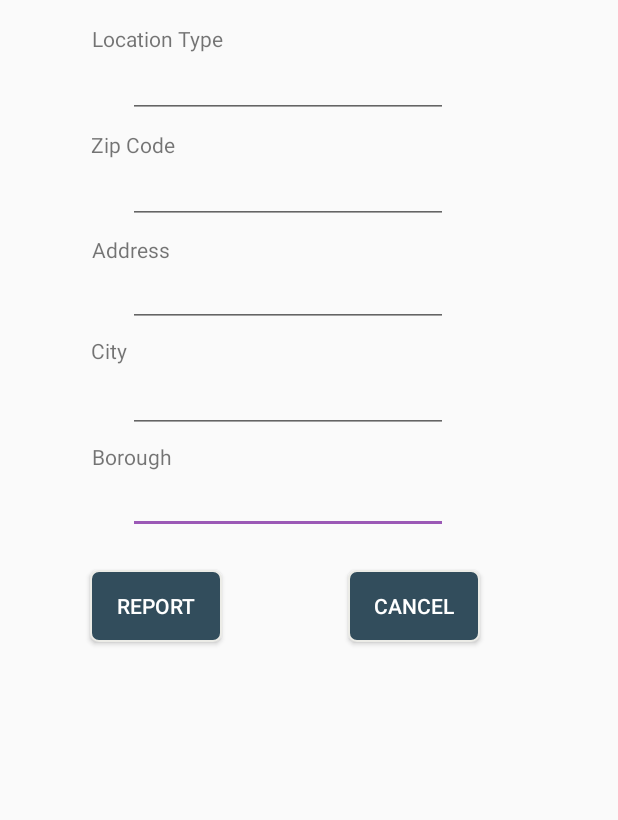
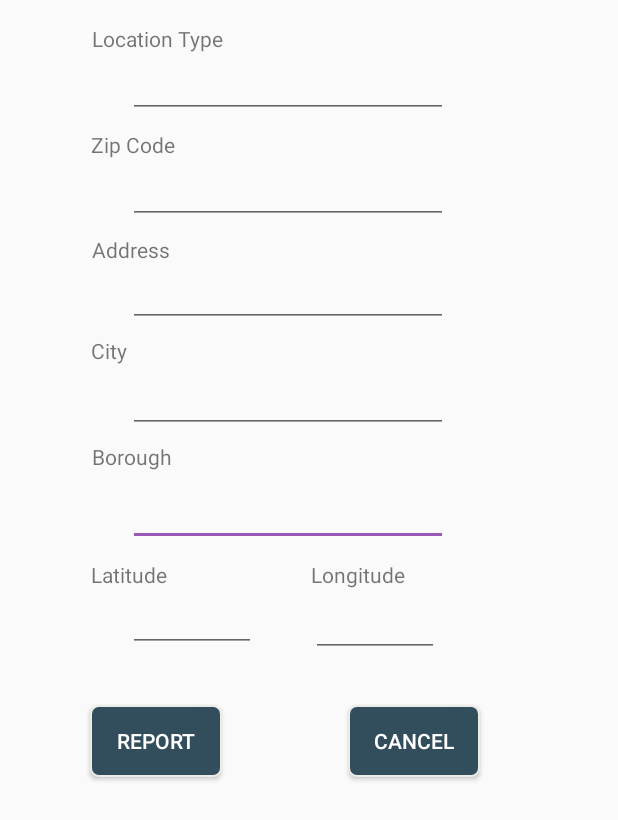
Before and after one commit to patrikperko/M1, an Android app: the layout activity_report__fragment.xml on its own in the app's theme, with its tools: preview values and no code run, on a phone screen of 412 x 824 dp. Shown: the top 820 px of the screen. Run offline under Robolectric (Android 15) with nearby library versions, the phone set to English and light mode, and no system bars.

Commit message:
latitude longtitude

```diff
--- a/app/src/main/res/layout/activity_report__fragment.xml
+++ b/app/src/main/res/layout/activity_report__fragment.xml
@@ -17,7 +17,7 @@
         android:layout_below="@+id/textView11"
         android:layout_centerHorizontal="true"
         android:layout_marginLeft="0dp"
-        android:layout_marginTop="22dp"
+        android:layout_marginTop="30dp"
         android:ems="10"
         android:inputType="textEmailAddress"
         app:layout_constraintHorizontal_bias="0.0"
@@ -155,6 +155,51 @@
         app:layout_constraintTop_toBottomOf="@+id/address"
         android:layout_marginLeft="0dp"
         app:layout_constraintLeft_toLeftOf="@+id/textView16" />
+    <TextView
+        android:id = "@+id/latitudetextview"
+        android:layout_width="wrap_content"
+        android:layout_height="wrap_content"
+        android:text = "Latitude"
+        android:layout_below="@+id/borough"
+        app:layout_constraintTop_toBottomOf="@+id/borough"
+        tools:layout_editor_absoluteX="60dp"
+        android:layout_marginTop="9dp"
+        app:layout_constraintLeft_toLeftOf="@+id/textView20"
+        />
+    <EditText
+        android:id = "@+id/latitude"
+        android:layout_width="wrap_content"
+        android:layout_height="wrap_content"
+        android:layout_below = "@+id/latitudetextview"
+        app:layout_constraintRight_toRightOf="parent"
+        android:layout_marginTop="25dp"
+        app:layout_constraintTop_toBottomOf="@+id/borough"
+        android:layout_marginLeft="0dp"
+        app:layout_constraintLeft_toLeftOf="@+id/borough"
+        app:layout_constraintHorizontal_bias="0.0"
+        android:ems="4"/>
+    <TextView
+        android:id = "@+id/longitudetextview"
+        android:layout_width="wrap_content"
+        android:layout_height="wrap_content"
+        android:text = "Longitude"
+        android:layout_below="@+id/borough"
+        app:layout_constraintTop_toBottomOf="@+id/borough"
+        app:layout_constraintLeft_toRightOf="@+id/latitudetextview"
+        android:layout_marginTop="9dp"
+        android:layout_marginLeft="96dp" />
+    <EditText
+        android:id = "@+id/longitude"
+        android:layout_width="wrap_content"
+        android:layout_height="wrap_content"
+        android:layout_below = "@+id/longitudetextview"
+        android:ems="4"
+        app:layout_constraintTop_toBottomOf="@+id/longitudetextview"
+        app:layout_constraintLeft_toRightOf="@+id/latitude"
+        app:layout_constraintLeft_toLeftOf="@+id/longitudetextview"
+        app:layout_constraintHorizontal_bias="0.0"
+        />
+
 
     <Button
         android:id="@+id/reportcancel"
@@ -171,7 +216,7 @@
         android:layout_marginRight="8dp"
         app:layout_constraintRight_toRightOf="parent"
         app:layout_constraintHorizontal_bias="0.0"
-        android:layout_marginTop="24dp"
+        android:layout_marginTop="106dp"
         app:layout_constraintTop_toBottomOf="@+id/borough" />
 
     <Button
@@ -186,6 +231,6 @@
         android:textColor="@android:color/background_light"
         android:layout_marginLeft="60dp"
         app:layout_constraintLeft_toLeftOf="parent"
-        android:layout_marginTop="24dp"
+        android:layout_marginTop="106dp"
         app:layout_constraintTop_toBottomOf="@+id/borough" />
 </android.support.constraint.ConstraintLayout>
```
Also changed, not shown: app/src/main/java/edu/gatech/cs1332/ratattack/controller/Report_Fragment.java (+8 -1 lines), app/src/main/java/edu/gatech/cs1332/ratattack/model/Databasestore.java (+40 -0 lines).
